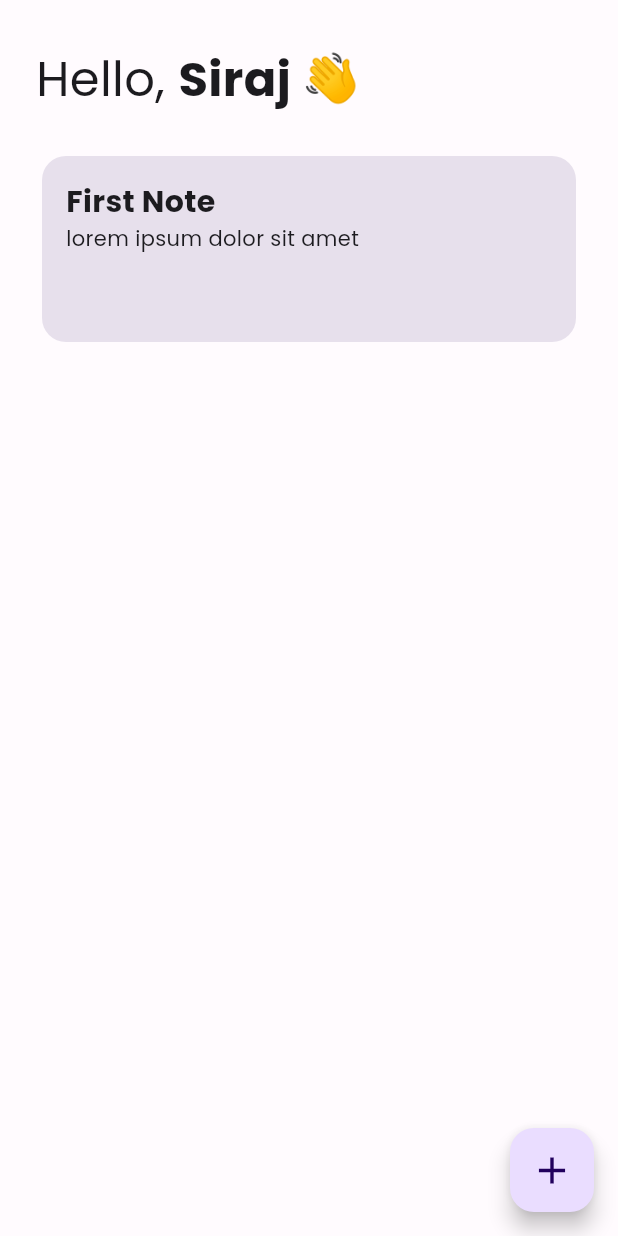
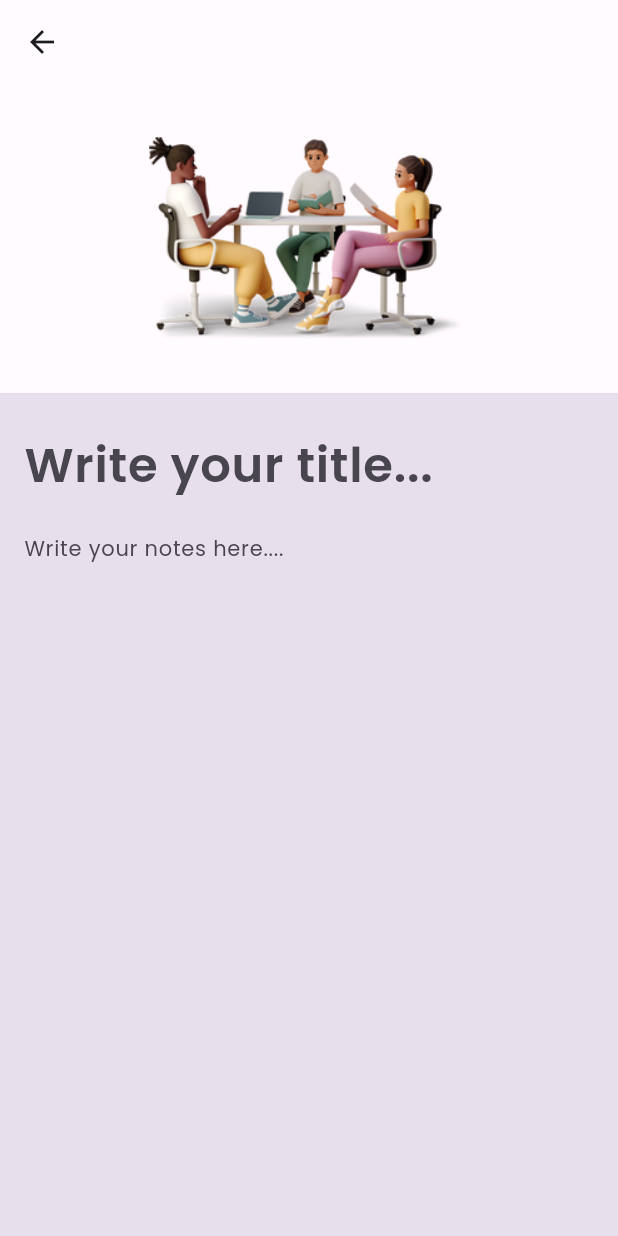
Before and after one commit to rizkisiraj/flutter-notes-app, a Flutter app: the HomePage screen opened directly, after a tap on the "add" icon, on a phone screen of 412 x 824 dp. Run offline on Flutter 3.47's test engine with Material 2 defaults, Android fonts, the phone set to English and light mode, and no system bars.

Commit message:
add noteform page to add note

```diff
--- a/lib/view/HomePage.dart
+++ b/lib/view/HomePage.dart
@@ -1,5 +1,6 @@
 import 'package:flutter/material.dart';
 import 'package:notes_app/view/DetailPage.dart';
+import 'package:notes_app/view/NoteFormPage.dart';
 
 class HomePage extends StatelessWidget {
     const HomePage({Key? key}) : super(key: key);
@@ -86,7 +87,9 @@ class HomePage extends StatelessWidget {
           ),
         ),
         floatingActionButton: FloatingActionButton(
-          onPressed: (){},
+          onPressed: (){
+            Navigator.push(context, MaterialPageRoute(builder: (context) => const NoteFormPage()));
+          },
           child: const Icon(Icons.add, size: 30),
         ),
       );
--- /dev/null
+++ b/lib/view/NoteFormPage.dart
@@ -0,0 +1,73 @@
+import 'package:flutter/material.dart';
+
+class NoteFormPage extends StatelessWidget {
+  const NoteFormPage({Key? key}): super(key: key);
+
+  @override
+  Widget build(BuildContext context) {
+    return Scaffold(
+      appBar: AppBar(
+      ),
+      body: Column(
+        children: [
+          Container(
+              width: double.infinity,
+              height: MediaQuery.of(context).size.height * 0.25,
+              decoration: const BoxDecoration(
+                  image: DecorationImage(image: AssetImage('assets/images/3dwork.png'), scale: 1.2)
+              )
+          ),
+          Expanded(
+            child: Material(
+                type: MaterialType.transparency,
+                  child: Container(
+                    width: double.infinity,
+                    padding: const EdgeInsets.all(16.0),
+                    color: Theme.of(context).colorScheme.surfaceVariant,
+                    child: ClipRRect(
+                      child: Column(
+                        children: [
+                          const Material(
+                            type: MaterialType.transparency,
+                            child: const TextField(
+                              decoration: const InputDecoration(
+                                  border: InputBorder.none,
+                                  hintText: 'Write your title...'
+                              ),
+                              style: const TextStyle(
+                                  fontFamily: 'Poppins',
+                                  fontSize: 32,
+                                  fontWeight: FontWeight.w600
+                              ),
+                            ),
+                          ),
+                          Expanded(
+                            child: Material(
+                              type: MaterialType.transparency,
+                              child: TextField(
+                                maxLines: null,
+                                keyboardType: TextInputType.multiline,
+                                style: const TextStyle(
+                                    fontFamily: 'Poppins',
+                                    fontSize: 14
+                                ),
+                                decoration: InputDecoration(
+                                    hintText: "Write your notes here....",
+                                    border: InputBorder.none
+                                ),
+                              ),
+                            ),
+                          )
+                        ],
+                      ),
+                    ),
+                  ),
+                )
+            ),
+          // )
+        ],
+      ),
+    );
+  }
+
+}
```
